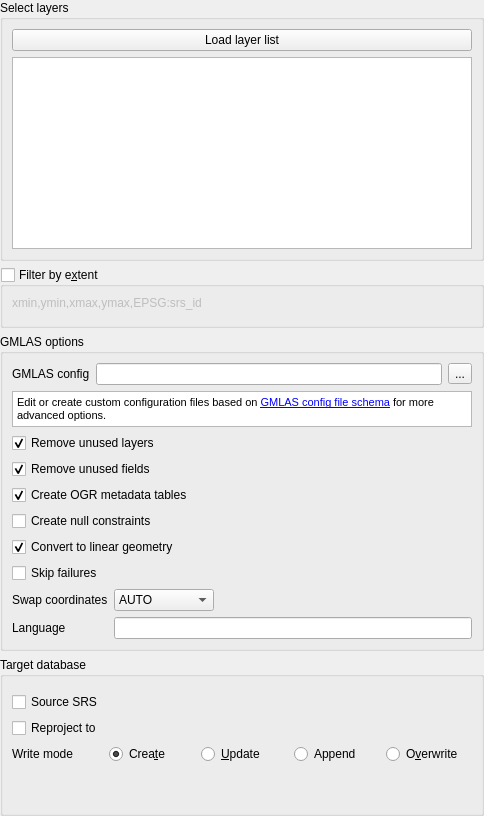
BRGM/gml_application_schema_toolbox, file gml_application_schema_toolbox/ui/import_gmlas_panel.ui: the form before one commit.
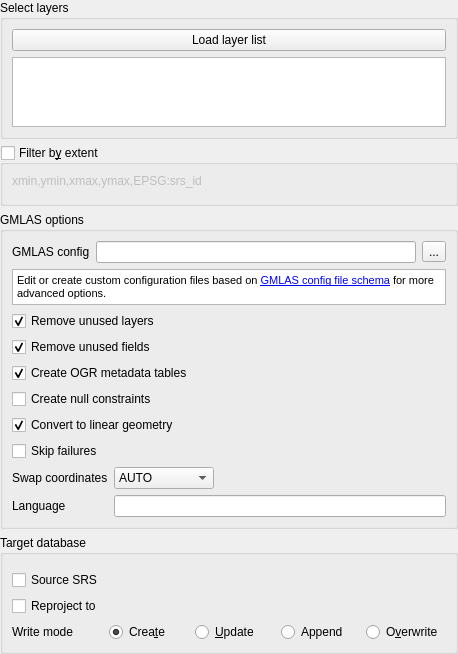
The form after the commit. Custom widgets are drawn as their Qt base class.

Patch:
```diff
--- a/gml_application_schema_toolbox/ui/import_gmlas_panel.ui
+++ b/gml_application_schema_toolbox/ui/import_gmlas_panel.ui
@@ -6,8 +6,8 @@
    <rect>
     <x>0</x>
     <y>0</y>
-    <width>484</width>
-    <height>816</height>
+    <width>458</width>
+    <height>98</height>
    </rect>
   </property>
   <property name="windowTitle">
@@ -61,7 +61,7 @@
       <string>&lt;html&gt;&lt;head/&gt;&lt;body&gt;&lt;p&gt;Define an area of interest to download data from. The extent can be defined from map canvas.&lt;/p&gt;&lt;/body&gt;&lt;/html&gt;</string>
      </property>
      <property name="title">
-      <string>Filter by e&amp;xtent</string>
+      <string>Filter b&amp;y extent</string>
      </property>
      <property name="checkable">
       <bool>true</bool>
@@ -420,19 +420,6 @@
         </item>
        </layout>
       </item>
-      <item>
-       <spacer name="verticalSpacer">
-        <property name="orientation">
-         <enum>Qt::Vertical</enum>
-        </property>
-        <property name="sizeHint" stdset="0">
-         <size>
-          <width>20</width>
-          <height>40</height>
-         </size>
-        </property>
-       </spacer>
-      </item>
      </layout>
     </widget>
    </item>
@@ -442,7 +429,13 @@
   <customwidget>
    <class>QgsCollapsibleGroupBox</class>
    <extends>QGroupBox</extends>
-   <header location="global">qgis.gui</header>
+   <header>qgis.gui</header>
+   <container>1</container>
+  </customwidget>
+  <customwidget>
+   <class>QgsProjectionSelectionWidget</class>
+   <extends>QWidget</extends>
+   <header>qgis.gui</header>
    <container>1</container>
   </customwidget>
   <customwidget>
@@ -451,12 +444,6 @@
    <header>gml_application_schema_toolbox.gui.bbox_widget</header>
    <container>1</container>
   </customwidget>
-  <customwidget>
-   <class>QgsProjectionSelectionWidget</class>
-   <extends>QWidget</extends>
-   <header>qgis.gui</header>
-   <container>1</container>
-  </customwidget>
   <customwidget>
    <class>DatabaseWidget</class>
    <extends>QWidget</extends>
```
Left out of the diff: 24 changed lines with no effect on the pictures.
